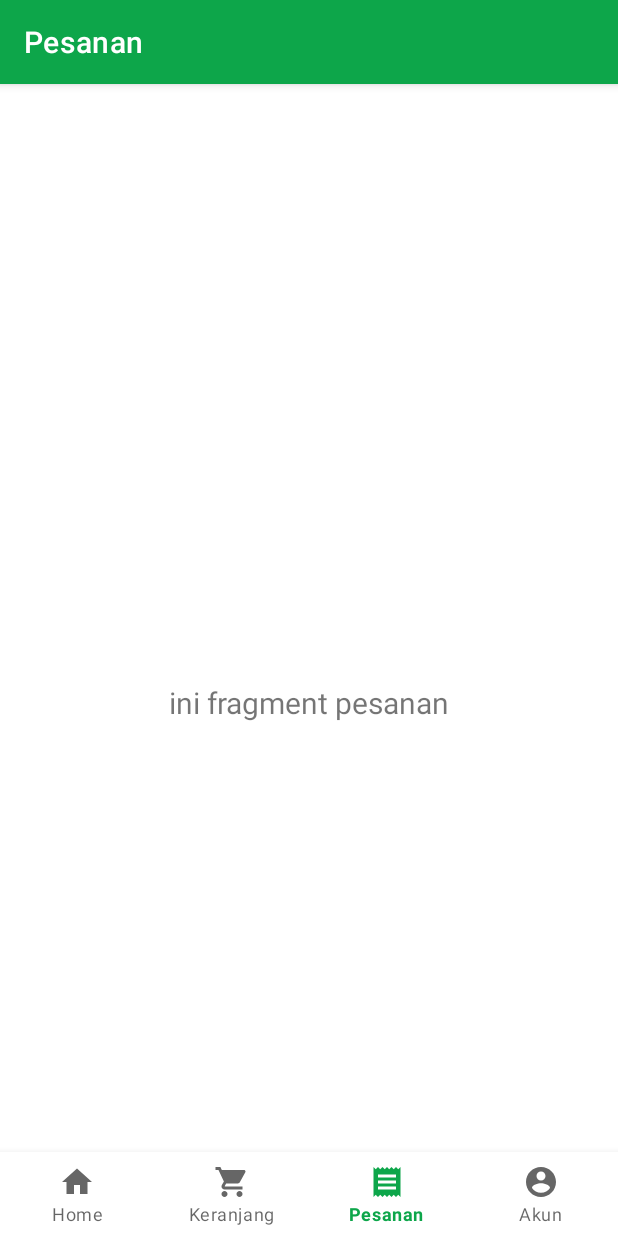
After one commit to Anggito28/Workshop_Mobile_Project, an Android app: the OrderFragment screen opened through its navigation route, on a phone screen of 412 x 824 dp. The commit adds this screen. Run offline under Robolectric (Android 15) with nearby library versions, the phone set to English and light mode, and no system bars; our stand-ins replace navigation-ui.

Commit message:
tambah navigation

```diff
--- a/Rudibonsai/app/build.gradle
+++ b/Rudibonsai/app/build.gradle
@@ -37,6 +37,7 @@ dependencies {
     implementation 'androidx.navigation:navigation-ui:2.3.5'
     implementation 'androidx.lifecycle:lifecycle-livedata-ktx:2.3.1'
     implementation 'androidx.lifecycle:lifecycle-viewmodel-ktx:2.3.1'
+    implementation 'androidx.legacy:legacy-support-v4:1.0.0'
     testImplementation 'junit:junit:4.+'
     androidTestImplementation 'androidx.test.ext:junit:1.1.2'
     androidTestImplementation 'androidx.test.espresso:espresso-core:3.3.0'
--- a/Rudibonsai/app/src/main/java/com/kelompok2/rudibonsai/MainActivity.java
+++ b/Rudibonsai/app/src/main/java/com/kelompok2/rudibonsai/MainActivity.java
@@ -1,6 +1,7 @@
 package com.kelompok2.rudibonsai;
 
 import android.os.Bundle;
+import android.view.WindowManager;
 
 import com.google.android.material.bottomnavigation.BottomNavigationView;
 
@@ -14,17 +15,20 @@ public class MainActivity extends AppCompatActivity {
 
     @Override
     protected void onCreate(Bundle savedInstanceState) {
+        getWindow().setSoftInputMode(WindowManager.LayoutParams.SOFT_INPUT_ADJUST_NOTHING);
         super.onCreate(savedInstanceState);
         setContentView(R.layout.activity_main);
         BottomNavigationView navView = findViewById(R.id.nav_view);
         // Passing each menu ID as a set of Ids because each
         // menu should be considered as top level destinations.
         AppBarConfiguration appBarConfiguration = new AppBarConfiguration.Builder(
-                R.id.navigation_home, R.id.navigation_dashboard, R.id.navigation_notifications)
+                R.id.navigation_home, R.id.navigation_cart, R.id.navigation_account, R.id.navigation_order)
                 .build();
         NavController navController = Navigation.findNavController(this, R.id.nav_host_fragment);
         NavigationUI.setupActionBarWithNavController(this, navController, appBarConfiguration);
         NavigationUI.setupWithNavController(navView, navController);
+
+
     }
 
 }
--- a/Rudibonsai/app/src/main/java/com/kelompok2/rudibonsai/ui/home/HomeFragment.java
+++ b/Rudibonsai/app/src/main/java/com/kelompok2/rudibonsai/ui/home/HomeFragment.java
@@ -2,8 +2,11 @@ package com.kelompok2.rudibonsai.ui.home;
 
 import android.os.Bundle;
 import android.view.LayoutInflater;
+import android.view.Menu;
+import android.view.MenuInflater;
 import android.view.View;
 import android.view.ViewGroup;
+import android.widget.SearchView;
 import android.widget.TextView;
 
 import androidx.annotation.NonNull;
@@ -17,12 +20,12 @@ import com.kelompok2.rudibonsai.R;
 public class HomeFragment extends Fragment {
 
     private HomeViewModel homeViewModel;
+    private SearchView searchView;
 
-    public View onCreateView(@NonNull LayoutInflater inflater,
-                             ViewGroup container, Bundle savedInstanceState) {
-        homeViewModel =
-                new ViewModelProvider(this).get(HomeViewModel.class);
+    public View onCreateView(@NonNull LayoutInflater inflater, ViewGroup container, Bundle savedInstanceState) {
+        homeViewModel = new ViewModelProvider(this).get(HomeViewModel.class);
         View root = inflater.inflate(R.layout.fragment_home, container, false);
+        setHasOptionsMenu(true);
         final TextView textView = root.findViewById(R.id.text_home);
         homeViewModel.getText().observe(getViewLifecycleOwner(), new Observer<String>() {
             @Override
@@ -32,4 +35,25 @@ public class HomeFragment extends Fragment {
         });
         return root;
     }
+
+    @Override
+    public void onCreateOptionsMenu(@NonNull Menu menu, @NonNull MenuInflater inflater) {
+        inflater.inflate(R.menu.top_bar_menu, menu);
+        super.onCreateOptionsMenu(menu, inflater);
+
+        searchView = (SearchView)menu.findItem(R.id.app_bar_search).getActionView();
+        searchView.setQueryHint("Cari produk...");
+
+        searchView.setOnQueryTextListener(new SearchView.OnQueryTextListener() {
+            @Override
+            public boolean onQueryTextSubmit(String query) {
+                return false;
+            }
+
+            @Override
+            public boolean onQueryTextChange(String newText) {
+                return false;
+            }
+        });
+    }
 }
--- a/Rudibonsai/app/src/main/java/com/kelompok2/rudibonsai/ui/home/HomeViewModel.java
+++ b/Rudibonsai/app/src/main/java/com/kelompok2/rudibonsai/ui/home/HomeViewModel.java
@@ -10,7 +10,7 @@ public class HomeViewModel extends ViewModel {
 
     public HomeViewModel() {
         mText = new MutableLiveData<>();
-        mText.setValue("This is home fragment");
+        mText.setValue("ini fragment home");
     }
 
     public LiveData<String> getText() {
--- /dev/null
+++ b/Rudibonsai/app/src/main/java/com/kelompok2/rudibonsai/ui/order/OrderFragment.java
@@ -0,0 +1,34 @@
+package com.kelompok2.rudibonsai.ui.order;
+
+import android.os.Bundle;
+import android.view.LayoutInflater;
+import android.view.View;
+import android.view.ViewGroup;
+import android.widget.TextView;
+
+import androidx.annotation.NonNull;
+import androidx.annotation.Nullable;
+import androidx.fragment.app.Fragment;
+import androidx.lifecycle.Observer;
+import androidx.lifecycle.ViewModelProvider;
+
+import com.kelompok2.rudibonsai.R;
+
+
+public class OrderFragment extends Fragment {
+
+    private OrderViewModel orderViewModel;
+
+    public View onCreateView(LayoutInflater inflater, ViewGroup container, Bundle savedInstanceState){
+        orderViewModel = new ViewModelProvider(this).get(OrderViewModel.class);
+        View root = inflater.inflate(R.layout.fragment_order, container, false);
+        final TextView textView = root.findViewById(R.id.text_order);
+        orderViewModel.getText().observe(getViewLifecycleOwner(), new Observer<String>() {
+            @Override
+            public void onChanged(String s) {
+                textView.setText(s);
+            }
+        });
+        return root;
+    }
+}
--- /dev/null
+++ b/Rudibonsai/app/src/main/java/com/kelompok2/rudibonsai/ui/order/OrderViewModel.java
@@ -0,0 +1,17 @@
+package com.kelompok2.rudibonsai.ui.order;
+
+import androidx.lifecycle.LiveData;
+import androidx.lifecycle.MutableLiveData;
+import androidx.lifecycle.ViewModel;
+
+public class OrderViewModel extends ViewModel {
+
+    private MutableLiveData<String> mText;
+
+    public OrderViewModel(){
+        mText = new MutableLiveData<>();
+        mText.setValue("ini fragment pesanan");
+    }
+
+    public LiveData<String> getText(){return mText;}
+}
--- a/Rudibonsai/app/src/main/res/layout/fragment_notifications.xml
+++ b/Rudibonsai/app/src/main/res/layout/fragment_account.xml
@@ -4,10 +4,10 @@
     xmlns:tools="http://schemas.android.com/tools"
     android:layout_width="match_parent"
     android:layout_height="match_parent"
-    tools:context=".ui.notifications.NotificationsFragment">
+    tools:context=".ui.account.AccountFragment">
 
     <TextView
-        android:id="@+id/text_notifications"
+        android:id="@+id/text_account"
         android:layout_width="match_parent"
         android:layout_height="wrap_content"
         android:layout_marginStart="8dp"
--- a/Rudibonsai/app/src/main/res/layout/fragment_dashboard.xml
+++ b/Rudibonsai/app/src/main/res/layout/fragment_order.xml
@@ -2,21 +2,21 @@
 <androidx.constraintlayout.widget.ConstraintLayout xmlns:android="http://schemas.android.com/apk/res/android"
     xmlns:app="http://schemas.android.com/apk/res-auto"
     xmlns:tools="http://schemas.android.com/tools"
+    android:id="@+id/frameLayout"
     android:layout_width="match_parent"
     android:layout_height="match_parent"
-    tools:context=".ui.dashboard.DashboardFragment">
+    tools:context=".ui.order.OrderFragment">
 
+    <!-- TODO: Update blank fragment layout -->
     <TextView
-        android:id="@+id/text_dashboard"
-        android:layout_width="match_parent"
+        android:id="@+id/text_order"
+        android:layout_width="0dp"
         android:layout_height="wrap_content"
-        android:layout_marginStart="8dp"
-        android:layout_marginTop="8dp"
-        android:layout_marginEnd="8dp"
         android:textAlignment="center"
         android:textSize="20sp"
         app:layout_constraintBottom_toBottomOf="parent"
         app:layout_constraintEnd_toEndOf="parent"
         app:layout_constraintStart_toStartOf="parent"
         app:layout_constraintTop_toTopOf="parent" />
+
 </androidx.constraintlayout.widget.ConstraintLayout>
--- a/Rudibonsai/app/src/main/res/menu/bottom_nav_menu.xml
+++ b/Rudibonsai/app/src/main/res/menu/bottom_nav_menu.xml
@@ -1,5 +1,6 @@
 <?xml version="1.0" encoding="utf-8"?>
-<menu xmlns:android="http://schemas.android.com/apk/res/android">
+<menu xmlns:app="http://schemas.android.com/apk/res-auto"
+    xmlns:android="http://schemas.android.com/apk/res/android">
 
     <item
         android:id="@+id/navigation_home"
@@ -7,16 +8,16 @@
         android:title="@string/home" />
 
     <item
-        android:id="@+id/menu_cart"
+        android:id="@+id/navigation_cart"
         android:icon="@drawable/ic_baseline_shopping_cart_24"
         android:title="@string/cart" />
     <item
-        android:id="@+id/menu_order"
+        android:id="@+id/navigation_order"
         android:icon="@drawable/ic_baseline_receipt_24"
         android:title="@string/order" />
 
     <item
-        android:id="@+id/navigation_notifications"
+        android:id="@+id/navigation_account"
         android:icon="@drawable/ic_baseline_account_circle_24"
         android:title="@string/account" />
 
--- a/Rudibonsai/app/src/main/res/navigation/mobile_navigation.xml
+++ b/Rudibonsai/app/src/main/res/navigation/mobile_navigation.xml
@@ -8,18 +8,23 @@
     <fragment
         android:id="@+id/navigation_home"
         android:name="com.kelompok2.rudibonsai.ui.home.HomeFragment"
-        android:label="@string/title_home"
+        android:label="@string/app_name"
         tools:layout="@layout/fragment_home" />
 
     <fragment
-        android:id="@+id/navigation_dashboard"
-        android:name="com.kelompok2.rudibonsai.ui.dashboard.DashboardFragment"
-        android:label="@string/title_dashboard"
-        tools:layout="@layout/fragment_dashboard" />
+        android:id="@+id/navigation_cart"
+        android:name="com.kelompok2.rudibonsai.ui.cart.CartFragment"
+        android:label="@string/cart"
+        tools:layout="@layout/fragment_cart" />
 
     <fragment
-        android:id="@+id/navigation_notifications"
-        android:name="com.kelompok2.rudibonsai.ui.notifications.NotificationsFragment"
-        android:label="@string/title_notifications"
-        tools:layout="@layout/fragment_notifications" />
+        android:id="@+id/navigation_account"
+        android:name="com.kelompok2.rudibonsai.ui.account.AccountFragment"
+        android:label="@string/account"
+        tools:layout="@layout/fragment_account" />
+    <fragment
+        android:id="@+id/navigation_order"
+        android:name="com.kelompok2.rudibonsai.ui.order.OrderFragment"
+        android:label="@string/order"
+        tools:layout="@layout/fragment_order" />
 </navigation>
--- a/Rudibonsai/app/src/main/res/values/strings.xml
+++ b/Rudibonsai/app/src/main/res/values/strings.xml
@@ -9,4 +9,6 @@
     <string name="account">Akun</string>
     <string name="search">Pencarian</string>
     <string name="product_desc">Deskripsi produk</string>
+    <!-- TODO: Remove or change this placeholder text -->
+    <string name="hello_blank_fragment">Hello blank fragment</string>
 </resources>
```
Also changed, not shown: Rudibonsai/app/src/main/java/com/kelompok2/rudibonsai/ui/account/AccountFragment.java (renamed from Rudibonsai/app/src/main/java/com/kelompok2/rudibonsai/ui/notifications/NotificationsFragment.java, +8 -8 lines), Rudibonsai/app/src/main/java/com/kelompok2/rudibonsai/ui/account/AccountViewModel.java (renamed from Rudibonsai/app/src/main/java/com/kelompok2/rudibonsai/ui/dashboard/DashboardViewModel.java, +4 -4 lines), Rudibonsai/app/src/main/java/com/kelompok2/rudibonsai/ui/cart/CartFragment.java (renamed from Rudibonsai/app/src/main/java/com/kelompok2/rudibonsai/ui/dashboard/DashboardFragment.java, +7 -7 lines), Rudibonsai/app/src/main/java/com/kelompok2/rudibonsai/ui/cart/CartViewModel.java (renamed from Rudibonsai/app/src/main/java/com/kelompok2/rudibonsai/ui/notifications/NotificationsViewModel.java, +4 -4 lines), Rudibonsai/app/src/main/res/layout/activity_main.xml (+1 -11 lines), Rudibonsai/app/src/main/res/layout/fragment_cart.xml (added, +22 -0 lines).
